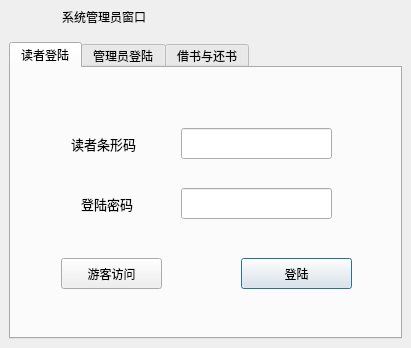
Above: LibraryManager/logindialog.ui from 821869798/LibraryManager before the change. Below: the same form after it.
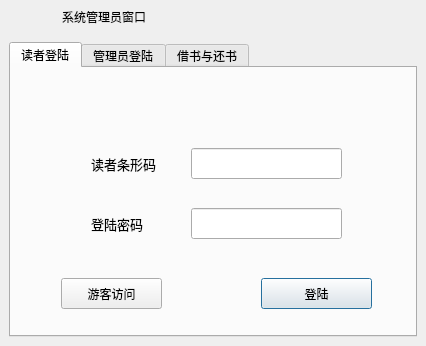
That is the form after the change. The open tabs and pages were chosen to show the change.

```diff
--- a/LibraryManager/logindialog.ui
+++ b/LibraryManager/logindialog.ui
@@ -6,8 +6,8 @@
    <rect>
     <x>0</x>
     <y>0</y>
-    <width>411</width>
-    <height>348</height>
+    <width>426</width>
+    <height>346</height>
    </rect>
   </property>
   <property name="windowTitle">
@@ -303,8 +303,8 @@
          <widget class="QLabel" name="label">
           <property name="geometry">
            <rect>
-            <x>60</x>
-            <y>60</y>
+            <x>80</x>
+            <y>80</y>
             <width>71</width>
             <height>31</height>
            </rect>
@@ -326,8 +326,8 @@
          <widget class="QLineEdit" name="le1">
           <property name="geometry">
            <rect>
-            <x>170</x>
-            <y>60</y>
+            <x>180</x>
+            <y>80</y>
             <width>151</width>
             <height>31</height>
            </rect>
@@ -345,8 +345,8 @@
          <widget class="QLabel" name="label_2">
           <property name="geometry">
            <rect>
-            <x>70</x>
-            <y>120</y>
+            <x>80</x>
+            <y>140</y>
             <width>61</width>
             <height>31</height>
            </rect>
@@ -368,8 +368,8 @@
          <widget class="QLineEdit" name="le2">
           <property name="geometry">
            <rect>
-            <x>170</x>
-            <y>120</y>
+            <x>180</x>
+            <y>140</y>
             <width>151</width>
             <height>31</height>
            </rect>
@@ -387,8 +387,8 @@
          <widget class="QPushButton" name="readerLoginBtn">
           <property name="geometry">
            <rect>
-            <x>230</x>
-            <y>190</y>
+            <x>250</x>
+            <y>210</y>
             <width>111</width>
             <height>31</height>
            </rect>
@@ -401,7 +401,7 @@
           <property name="geometry">
            <rect>
             <x>50</x>
-            <y>190</y>
+            <y>210</y>
             <width>101</width>
             <height>31</height>
            </rect>
```
Left out of the diff: 39 changed lines with no effect on the pictures.
